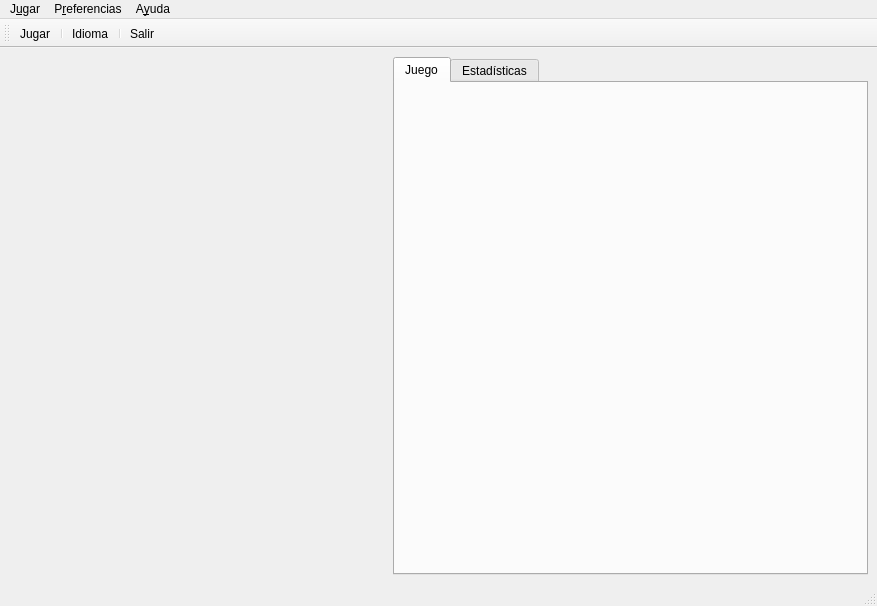
Old version of the form ui/frmMain.ui in the repository turulomio/glparchis.
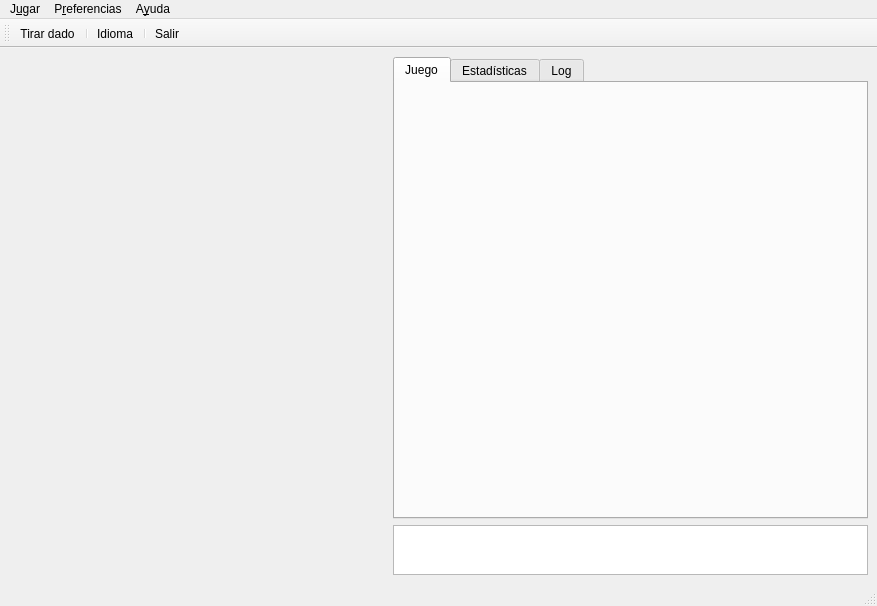
New version of the form. Icons and pictures are not drawn. Custom widgets are drawn as their Qt base class.

The edit to the form file:
```diff
--- a/ui/frmMain.ui
+++ b/ui/frmMain.ui
@@ -22,7 +22,7 @@
     <normaloff>:/glparchis/ficharoja.png</normaloff>:/glparchis/ficharoja.png</iconset>
   </property>
   <widget class="QWidget" name="wdg">
-   <layout class="QVBoxLayout" name="verticalLayout_2">
+   <layout class="QVBoxLayout" name="verticalLayout_4">
     <item>
      <layout class="QHBoxLayout" name="horizontalLayout">
       <item>
@@ -94,6 +94,8 @@
        </layout>
       </item>
       <item>
+       <layout class="QVBoxLayout" name="verticalLayout_2">
+        <item>
        <widget class="QTabWidget" name="tab">
         <property name="sizePolicy">
          <sizepolicy hsizetype="Expanding" vsizetype="Expanding">
@@ -121,8 +123,8 @@
          <attribute name="title">
           <string>Juego</string>
          </attribute>
-         <layout class="QHBoxLayout">
-          <item>
+           <layout class="QGridLayout" name="gridLayout">
+            <item row="0" column="0">
            <widget class="wdgGame" name="ogl" native="true">
             <property name="sizeIncrement">
              <size>
@@ -143,11 +145,41 @@
          </attribute>
          <layout class="QHBoxLayout">
           <item>
-           <widget class="QTreeView" name="lst"/>
+             <widget class="QTreeView" name="lstEstadisticas"/>
           </item>
          </layout>
         </widget>
-       </widget>
+          <widget class="QWidget" name="tabLog">
+           <attribute name="title">
+            <string>Log</string>
+           </attribute>
+           <layout class="QVBoxLayout" name="verticalLayout_3"/>
+          </widget>
+         </widget>
+        </item>
+        <item>
+         <widget class="QListView" name="lstLog">
+          <property name="sizePolicy">
+           <sizepolicy hsizetype="Expanding" vsizetype="Fixed">
+            <horstretch>0</horstretch>
+            <verstretch>50</verstretch>
+           </sizepolicy>
+          </property>
+          <property name="minimumSize">
+           <size>
+            <width>0</width>
+            <height>0</height>
+           </size>
+          </property>
+          <property name="maximumSize">
+           <size>
+            <width>16777215</width>
+            <height>50</height>
+           </size>
+          </property>
+         </widget>
+        </item>
+       </layout>
       </item>
      </layout>
     </item>
@@ -168,20 +200,20 @@
     </property>
     <addaction name="actionAcercaDe"/>
    </widget>
-   <widget class="QMenu" name="menuJugar">
-    <property name="title">
-     <string>J&amp;ugar</string>
-    </property>
-    <addaction name="actionJugar"/>
-    <addaction name="separator"/>
-    <addaction name="actionSalir"/>
-   </widget>
    <widget class="QMenu" name="menuPreferencias">
     <property name="title">
      <string>P&amp;referencias</string>
     </property>
     <addaction name="actionLenguaje"/>
    </widget>
+   <widget class="QMenu" name="menuJugar">
+    <property name="title">
+     <string>J&amp;ugar</string>
+    </property>
+    <addaction name="actionDado"/>
+    <addaction name="separator"/>
+    <addaction name="actionSalir"/>
+   </widget>
    <addaction name="menuJugar"/>
    <addaction name="menuPreferencias"/>
    <addaction name="menuAyuda"/>
@@ -196,7 +228,7 @@
    <attribute name="toolBarBreak">
     <bool>false</bool>
    </attribute>
-   <addaction name="actionJugar"/>
+   <addaction name="actionDado"/>
    <addaction name="separator"/>
    <addaction name="actionLenguaje"/>
    <addaction name="separator"/>
@@ -221,13 +253,13 @@
     <string>Acerca de</string>
    </property>
   </action>
-  <action name="actionJugar">
+  <action name="actionDado">
    <property name="icon">
     <iconset resource="../images/glparchis.qrc">
-     <normaloff>:/glparchis/keko.png</normaloff>:/glparchis/keko.png</iconset>
+     <normaloff>:/glparchis/cube5.png</normaloff>:/glparchis/cube5.png</iconset>
    </property>
    <property name="text">
-    <string>Jugar</string>
+    <string>Tirar dado</string>
    </property>
   </action>
   <action name="actionLenguaje">
```
Lines whose indentation alone changed are shown as unchanged.
